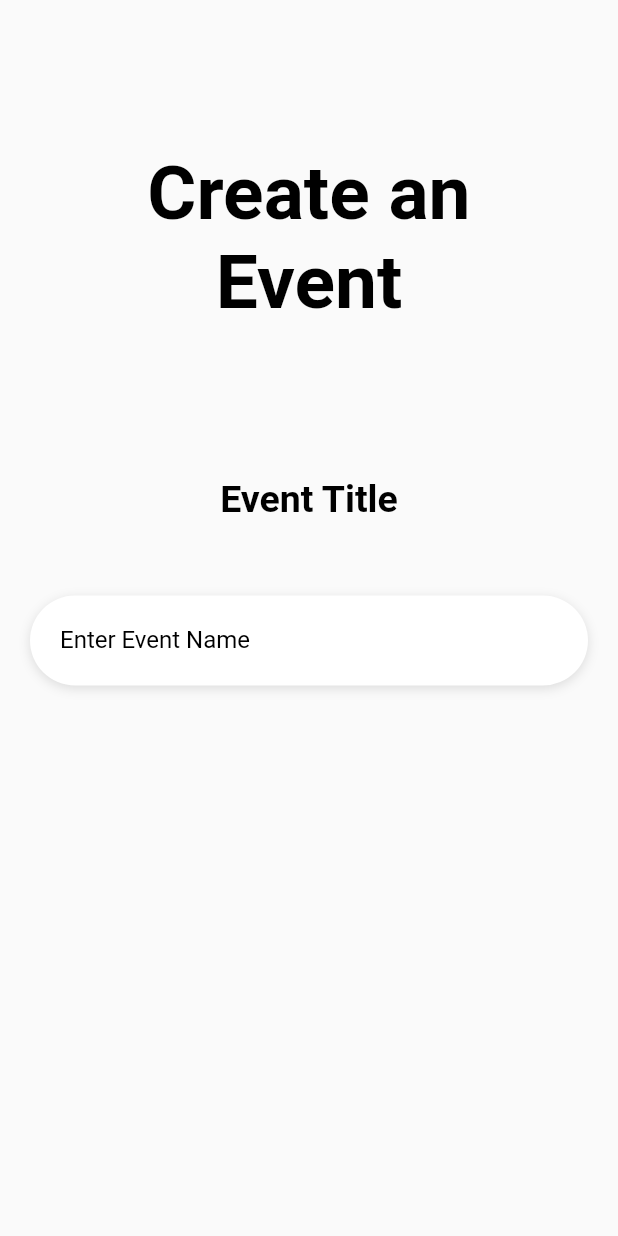
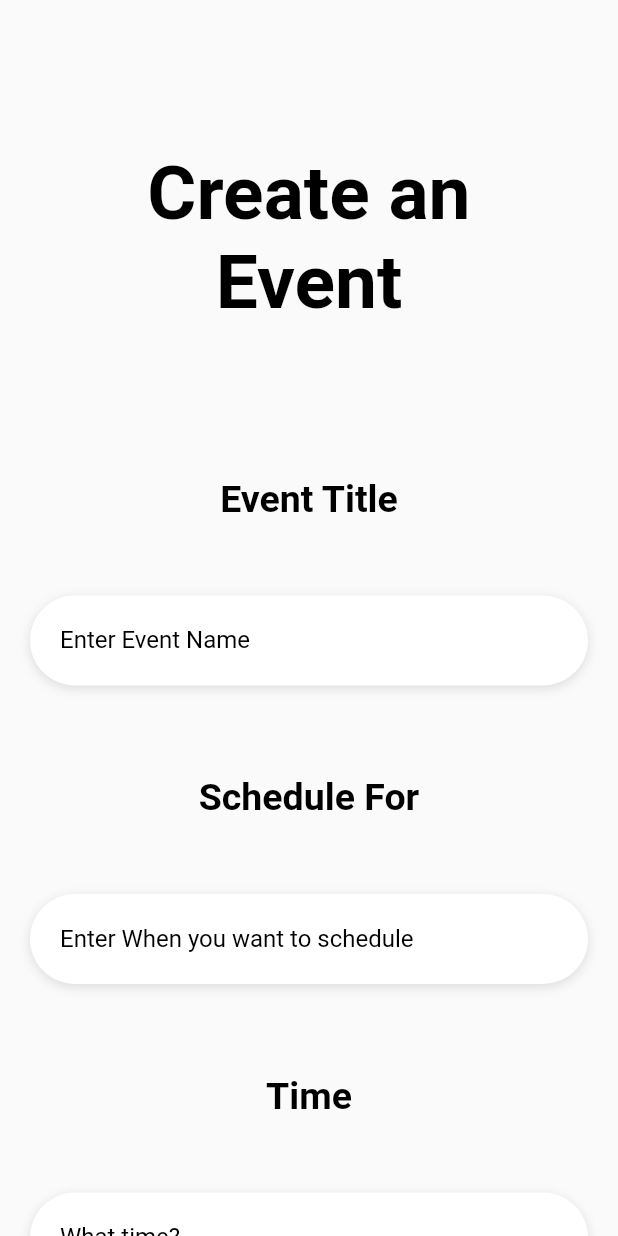
Before and after one commit to adasdevelopers/when-to-meet, a Flutter app: the screen it shows after launch, on a phone screen of 412 x 824 dp. Run offline on Flutter 3.47's test engine with Material 2 defaults, Android fonts, the phone set to English and light mode, and no system bars; Roboto replaces fonts that are missing (OpenSans).

Commit message:
added few more textbox

```diff
--- a/code/when2meet_dupe/lib/screens/eventSchedule.dart
+++ b/code/when2meet_dupe/lib/screens/eventSchedule.dart
@@ -8,10 +8,13 @@ class EventScheduleUi extends StatefulWidget {
 
 class _EventScheduleUiState extends State<EventScheduleUi> {
   String eventName = "";
+  final timeSchedule = ["Today", "Specific Dates", "Days of the week"];
   @override
   Widget build(BuildContext context) {
     return Scaffold(
-      body: _buildScheduleUi(),
+      body: SingleChildScrollView(
+        child: _buildScheduleUi(),
+      ),
     );
   }
 
@@ -23,20 +26,22 @@ class _EventScheduleUiState extends State<EventScheduleUi> {
   Widget _buildScheduleUi() {
     return SafeArea(
       child: Column(
-        crossAxisAlignment: CrossAxisAlignment.start,
+        crossAxisAlignment: CrossAxisAlignment.center,
         children: <Widget>[
           SizedBox(height: 60),
           _paddingText("Create an Event", 50),
           Padding(
             padding: const EdgeInsets.all(20),
             child: Align(
-              alignment: Alignment.topLeft,
+              alignment: Alignment.center,
               child: Wrap(
                 spacing: 10,
                 runSpacing: 20,
                 children: <Widget>[
                   _createEventSetUp(),
-                  SizedBox(height: 100),
+                  // SizedBox(height: 10),
+                  _scheduleFor(),
+                  _hoursToSchedule()
                 ],
               ),
             ),
@@ -81,7 +86,111 @@ class _EventScheduleUiState extends State<EventScheduleUi> {
     );
   }
 
+  Widget _scheduleFor() {
+    return Container(
+      child: Column(
+        children: <Widget>[
+          _paddingText("Schedule For", 25),
+          SizedBox(height: 10),
+          Container(
+            alignment: Alignment.topLeft,
+            decoration: kBoxDecorationStyle,
+            height: 60.0,
+            width: 500,
+            child: TextFormField(
+              keyboardType: TextInputType.name,
+              style: TextStyle(
+                color: Colors.black,
+                fontFamily: 'OpenSans',
+              ),
+              decoration: InputDecoration(
+                border: InputBorder.none,
+                contentPadding: EdgeInsets.all(20.0),
+                hintText: 'Enter When you want to schedule',
+                hintStyle: kHintTextStyle,
+              ),
+              validator: (val) =>
+                  val.isEmpty ? "Please enter the event name" : null,
+              onChanged: (value) {
+                setState(() => eventName = value);
+              },
+            ),
+          ),
+        ],
+      ),
+    );
+  }
 
+  // WORKING CODE FOR DROP DOWN MENU --> do not uncomment or remove
+
+  // Widget _scheduleFor() {
+  //   return Container(
+  //     child: Column(
+  //       children: <Widget>[
+  //         _paddingText("Schedule for", 25),
+  //         SizedBox(height: 10),
+  //         Container(
+  //           alignment: Alignment.topLeft,
+  //           decoration: kBoxDecorationStyle,
+  //           height: 60.0,
+  //           width: 500,
+  //           child: FormField(
+  //             builder: (FormFieldState state) {
+  //               return InputDecorator(
+  //                 decoration: InputDecoration(
+  //                   border: InputBorder.none,
+  //                   contentPadding: EdgeInsets.all(20.0),
+  //                   hintText: 'Enter Event Name',
+  //                   hintStyle: kHintTextStyle,
+  //                 ),
+  //                 child: DropdownButtonHideUnderline(
+  //                   child:DropdownButton(
+  //                     value: value;
+  //                   ),
+  //                   ),
+  //               );
+  //             },
+  //           ),
+  //         ),
+  //       ],
+  //     ),
+  //   );
+  // }
+
+  Widget _hoursToSchedule() {
+    return Container(
+      child: Column(
+        children: <Widget>[
+          _paddingText("Time", 25),
+          SizedBox(height: 10),
+          Container(
+            alignment: Alignment.topLeft,
+            decoration: kBoxDecorationStyle,
+            height: 60.0,
+            width: 500,
+            child: TextFormField(
+              keyboardType: TextInputType.name,
+              style: TextStyle(
+                color: Colors.black,
+                fontFamily: 'OpenSans',
+              ),
+              decoration: InputDecoration(
+                border: InputBorder.none,
+                contentPadding: EdgeInsets.all(20.0),
+                hintText: 'What time?',
+                hintStyle: kHintTextStyle,
+              ),
+              validator: (val) =>
+                  val.isEmpty ? "Please enter the event name" : null,
+              onChanged: (value) {
+                setState(() => eventName = value);
+              },
+            ),
+          ),
+        ],
+      ),
+    );
+  }
 
   Widget _paddingText(String text, double size) {
     return Padding(
```
